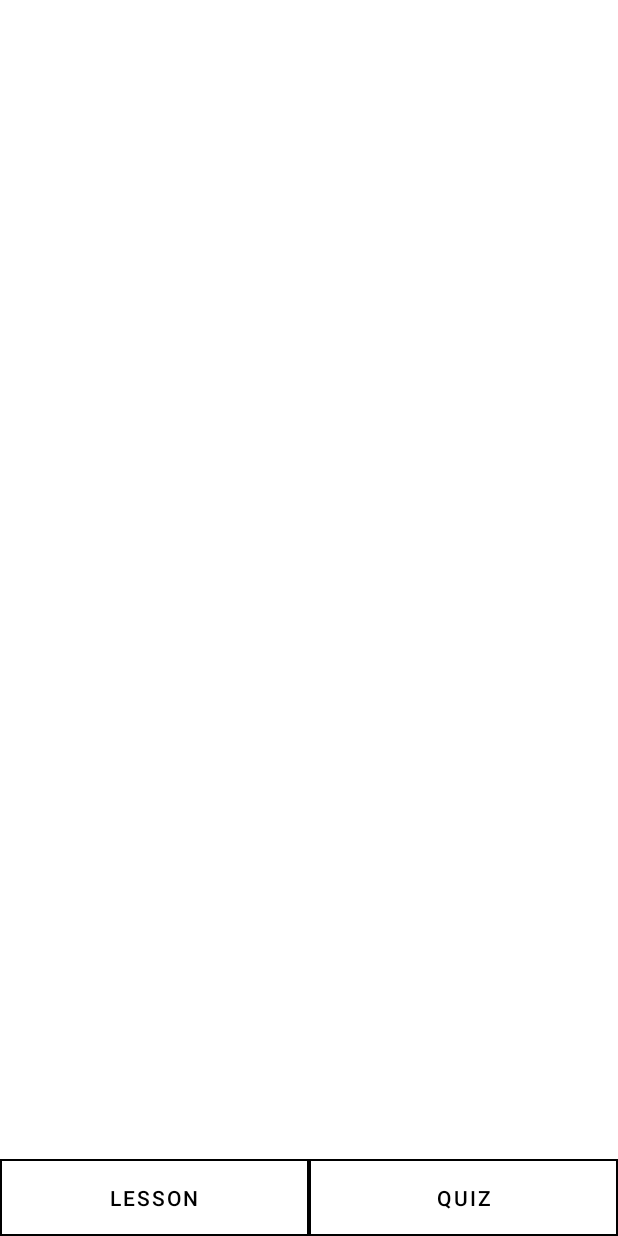
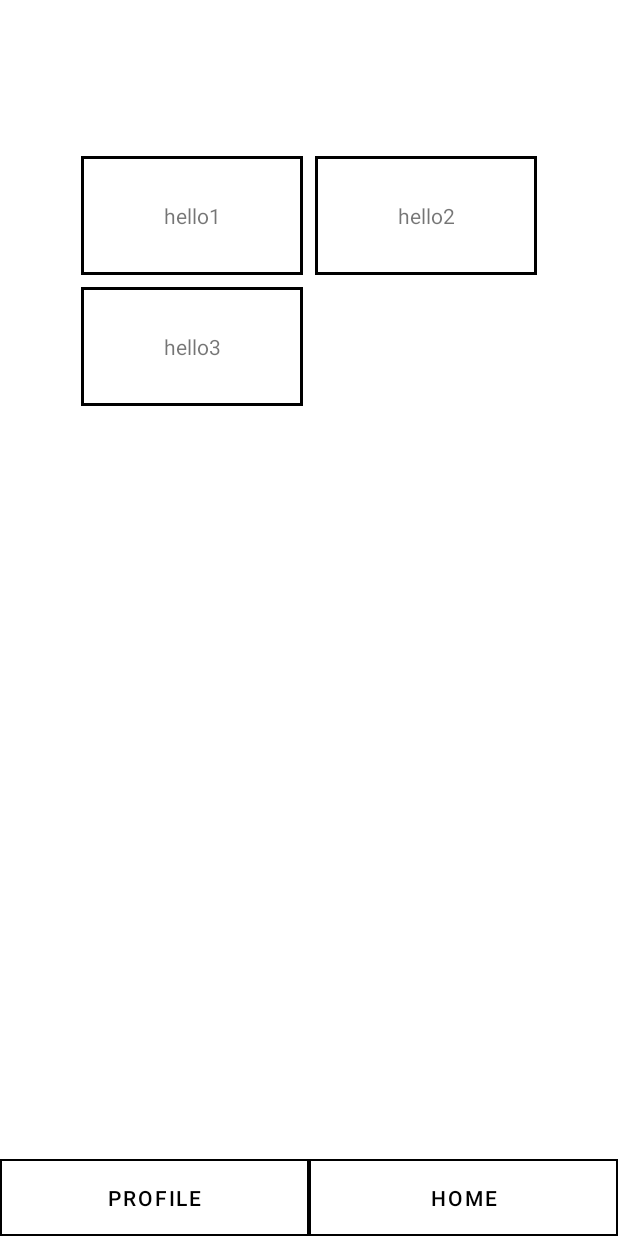
Before and after one commit to nhdvn/Enggo, an Android app: the screen it shows after launch (ChooseTopic before the commit, Home after it), after a tap on "LOGIN", on a phone screen of 412 x 824 dp. Run offline under Robolectric (Android 15) with nearby library versions, the phone set to English and light mode, and no system bars.

Commit message:
change screen

```diff
--- a/app/src/main/java/Activity/ChooseTopic.java
+++ /dev/null
@@ -1,78 +0,0 @@
-package Activity;
-
-import androidx.appcompat.app.AppCompatActivity;
-import android.os.Bundle;
-import android.view.Gravity;
-import android.view.View;
-import android.widget.GridLayout;
-import android.widget.TextView;
-
-import com.example.enggo.R;
-
-import java.sql.SQLException;
-import java.util.ArrayList;
-import java.util.List;
-
-import Object.Topic;
-import Object.Vocab;
-import SQLServerConnection.TopicModel;
-
-
-public class ChooseTopic extends AppCompatActivity
-{
-    @Override
-    protected void onCreate(Bundle savedInstanceState) {
-        super.onCreate(savedInstanceState);
-        setContentView(R.layout.choose_topic);
-
-        /*
-        List<Topic> temp = new ArrayList<Topic>();
-        List<Vocab> vocab = new ArrayList<Vocab>();
-
-        temp.add(new Topic("hello1", vocab));
-        temp.add(new Topic("hello2", vocab));
-        temp.add(new Topic("hello3", vocab));
-
-        List<Topic> topicList = temp;
-
-        for (Topic newTopic : temp) {
-            insertTopic(newTopic);
-        }*/
-
-        TopicModel x = new TopicModel();
-        try {
-            List<Topic> topicList = x.getTopiclist();
-
-            for (Topic newTopic : topicList) {
-            insertTopic(newTopic);
-        }
-
-        } catch (SQLException throwables) {
-            throwables.printStackTrace();
-        }
-    }
-
-    private void insertTopic(Topic newTopic) {
-        GridLayout gridLayout = (GridLayout) findViewById(R.id.topic_grid);
-
-        TextView textView = new TextView(this);
-
-        textView.setText(newTopic.get_name());
-
-        GridLayout.LayoutParams param= new GridLayout.LayoutParams(GridLayout.spec(
-                GridLayout.UNDEFINED,GridLayout.FILL,1f),
-                GridLayout.spec(GridLayout.UNDEFINED,GridLayout.FILL,1f));
-
-        float scale = getResources().getDisplayMetrics().density;
-
-        int dp30 = (int) (30 * scale + 0.5f);
-
-        textView.setPadding(dp30, dp30, dp30, dp30);
-
-        textView.setGravity(Gravity.CENTER);
-
-        textView.setBackgroundResource(R.drawable.quiz_border);
-
-        gridLayout.addView(textView, param);
-    }
-}
--- /dev/null
+++ b/app/src/main/java/Activity/Home.java
@@ -0,0 +1,134 @@
+package Activity;
+
+import androidx.appcompat.app.AppCompatActivity;
+
+import android.content.Context;
+import android.content.Intent;
+import android.os.Bundle;
+import android.view.Gravity;
+import android.view.View;
+import android.widget.Button;
+import android.widget.GridLayout;
+import android.widget.TextView;
+
+import com.example.enggo.R;
+
+import java.sql.SQLException;
+import java.util.ArrayList;
+import java.util.List;
+
+import Object.Vocab;
+import Object.Topic;
+import SQLServerConnection.TopicModel;
+
+
+public class Home extends AppCompatActivity
+{
+    private Context mContext;
+
+    @Override
+    protected void onCreate(Bundle savedInstanceState) {
+        super.onCreate(savedInstanceState);
+        setContentView(R.layout.activity_home);
+
+        mContext = Home.this;
+        setActionForButton();
+        testCode();
+    }
+
+    private void testCode()
+    {
+        List<Topic> tempList = new ArrayList<Topic>();
+        List<Vocab> vocab = new ArrayList<Vocab>();
+
+        tempList.add(new Topic("hello1", vocab));
+        tempList.add(new Topic("hello2", vocab));
+        tempList.add(new Topic("hello3", vocab));
+
+        for (Topic newTopic : tempList) {
+            insertTopic(newTopic);
+        }
+    }
+
+    private void realCode() // PLEASE NOTICE ME SENPAI
+    {
+        TopicModel model = new TopicModel();
+
+        try {
+            List<Topic> topicList = model.getTopiclist();
+
+            for (Topic newTopic : topicList) {
+                insertTopic(newTopic);
+            }
+        }
+        catch (SQLException error)
+        {
+            error.printStackTrace();
+        }
+    }
+
+    private void setActionForButton()
+    {
+        Button btnTopic = (Button) findViewById(R.id.btn_home);
+        Button btnProfile = (Button) findViewById(R.id.btn_profile);
+
+        btnTopic.setOnClickListener(new View.OnClickListener() {
+            @Override
+            public void onClick(View view) {
+                // do nothing
+            }
+        });
+
+        btnProfile.setOnClickListener(new View.OnClickListener() {
+            @Override
+            public void onClick(View view) {
+                goToProfile();
+            }
+        });
+    }
+
+    private void goToProfile()
+    {
+        Intent intent = new Intent(mContext, Profile.class);
+        startActivity(intent);
+        this.finish();
+    }
+
+    private void insertTopic(Topic newTopic)
+    {
+        GridLayout gridLayout = (GridLayout) findViewById(R.id.topic_grid);
+
+        TextView textView = new TextView(this);
+
+        textView.setText(newTopic.get_name());
+
+        GridLayout.LayoutParams param= new GridLayout.LayoutParams(GridLayout.spec(
+                GridLayout.UNDEFINED,GridLayout.FILL,1f),
+                GridLayout.spec(GridLayout.UNDEFINED,GridLayout.FILL,1f));
+
+        float scale = getResources().getDisplayMetrics().density;
+
+        int dp30 = (int) (30 * scale + 0.5f);
+
+        textView.setPadding(dp30, dp30, dp30, dp30);
+
+        textView.setGravity(Gravity.CENTER);
+
+        textView.setBackgroundResource(R.drawable.quiz_border);
+
+        textView.setOnClickListener(new View.OnClickListener() {
+            @Override
+            public void onClick(View view) {
+                goToLesson();
+            }
+        });
+
+        gridLayout.addView(textView, param);
+    }
+
+    private void goToLesson()
+    {
+        Intent intent = new Intent(mContext, Lesson.class);
+        startActivity(intent);
+    }
+}
--- a/app/src/main/java/Activity/Login.java
+++ b/app/src/main/java/Activity/Login.java
@@ -12,7 +12,6 @@ import android.widget.Button;
 import android.widget.EditText;
 import android.widget.Toast;
 
-import com.example.enggo.MainActivity;
 import com.example.enggo.R;
 
 import java.sql.SQLException;
@@ -39,21 +38,10 @@ public class Login extends AppCompatActivity {
         bLogin.setOnClickListener(new View.OnClickListener() {
             @Override
             public void onClick(View view) {
-                /*
-                UserModel x = new UserModel();
-                User user = new User(mEmail.getText().toString(), mPassword.getText().toString());
-                try {
-                    if (!x.checkUser(user)) {
-                        Toast.makeText(getBaseContext(), "Your username or password wrong !", Toast.LENGTH_LONG).show();
-                    }
-                    else {
-                        goToMainActivity();
-                    }
-                } catch (SQLException throwables) {
-                    throwables.printStackTrace();
-                } */
 
-                goToChooseTopic(); // For testing without database
+                // queryUser(); // comment out for testing without database
+
+                goToChooseTopic();
             }
         });
 
@@ -65,13 +53,32 @@ public class Login extends AppCompatActivity {
         });
     }
 
+    private void queryUser()
+    {
+        UserModel userModel = new UserModel();
+
+        User user = new User(mEmail.getText().toString(), mPassword.getText().toString());
+
+        try {
+            if (!userModel.checkUser(user))
+            {
+                Toast.makeText(getBaseContext(), "Your username or password wrong !", Toast.LENGTH_LONG).show();
+            }
+            else goToChooseTopic();
+        }
+        catch (SQLException error)
+        {
+            error.printStackTrace();
+        }
+    }
+
     private void goToSignUp(){
         Intent intent = new Intent(mContext, Signup.class);
         startActivity(intent);
     }
 
     private void goToChooseTopic(){
-        Intent intent = new Intent(mContext, ChooseTopic.class);
+        Intent intent = new Intent(mContext, Home.class);
         startActivity(intent);
         this.finish();  // can't come back when clicked backPress button
     }
--- a/app/src/main/java/com/example/enggo/MainActivity.java
+++ b/app/src/main/java/com/example/enggo/MainActivity.java
@@ -9,8 +9,7 @@ public class MainActivity extends AppCompatActivity
     @Override
     protected void onCreate(Bundle savedInstanceState) {
         super.onCreate(savedInstanceState);
-        setContentView(R.layout.activity_main);
+        setContentView(R.layout.activity_profile);
 
     }
-    //  test
 }
--- /dev/null
+++ b/app/src/main/res/layout/activity_home.xml
@@ -0,0 +1,51 @@
+<?xml version="1.0" encoding="utf-8"?>
+<RelativeLayout
+    xmlns:android="http://schemas.android.com/apk/res/android"
+    android:layout_width="match_parent"
+    android:layout_height="match_parent"
+    android:orientation="vertical"
+    android:gravity="center">
+
+
+    <GridLayout
+        android:id="@+id/topic_grid"
+        android:layout_width="fill_parent"
+        android:layout_height="wrap_content"
+        android:layout_marginTop="100dp"
+        android:paddingLeft="50dp"
+        android:paddingRight="50dp"
+        android:columnCount="2"
+        android:useDefaultMargins="true">
+
+    </GridLayout>
+
+    <LinearLayout
+        android:layout_width="match_parent"
+        android:layout_height="wrap_content"
+        android:weightSum="2"
+        android:layout_alignParentBottom="true">
+
+        <Button
+            android:id="@+id/btn_profile"
+            android:layout_width="wrap_content"
+            android:layout_height="wrap_content"
+            android:layout_weight="1"
+            android:background="@drawable/border"
+            android:textColor="@color/black"
+            android:padding="10dp"
+            android:text="Profile"/>
+
+
+        <Button
+            android:id="@+id/btn_home"
+            android:layout_width="wrap_content"
+            android:layout_weight="1"
+            android:layout_height="wrap_content"
+            android:background="@drawable/border"
+            android:textColor="@color/black"
+            android:padding="10dp"
+            android:text="Home"/>
+
+    </LinearLayout>
+
+</RelativeLayout>
--- a/app/src/main/res/layout/choose_topic.xml
+++ b/app/src/main/res/layout/activity_profile.xml
@@ -7,44 +7,44 @@
     android:gravity="center">
 
 
-    <GridLayout
-        android:id="@+id/topic_grid"
-        android:layout_width="fill_parent"
-        android:layout_height="wrap_content"
-        android:layout_marginTop="100dp"
-        android:paddingLeft="50dp"
-        android:paddingRight="50dp"
-        android:columnCount="2"
-        android:useDefaultMargins="true">
+    <LinearLayout
+        android:layout_width="match_parent"
+        android:layout_height="match_parent"
+        android:gravity="center">
 
-    </GridLayout>
+        <TextView
+            android:layout_width="wrap_content"
+            android:layout_height="wrap_content"
+            android:text="Temporary Profile"/>
+
+    </LinearLayout>
 
     <LinearLayout
-        android:layout_marginTop="20dp"
         android:layout_width="match_parent"
         android:layout_height="wrap_content"
         android:weightSum="2"
         android:layout_alignParentBottom="true">
 
         <Button
+            android:id="@+id/btn_profile"
             android:layout_width="wrap_content"
             android:layout_height="wrap_content"
             android:layout_weight="1"
             android:background="@drawable/border"
             android:textColor="@color/black"
             android:padding="10dp"
-            android:text="Lesson"/>
+            android:text="Profile"/>
 
 
         <Button
-            android:id="@+id/quiz_submit"
+            android:id="@+id/btn_home"
             android:layout_width="wrap_content"
             android:layout_weight="1"
             android:layout_height="wrap_content"
             android:background="@drawable/border"
             android:textColor="@color/black"
             android:padding="10dp"
-            android:text="Quiz"/>
+            android:text="Topic"/>
 
     </LinearLayout>
 
--- a/app/src/main/res/values-night/themes.xml
+++ b/app/src/main/res/values-night/themes.xml
@@ -9,8 +9,6 @@
         <item name="colorSecondary">@color/teal_200</item>
         <item name="colorSecondaryVariant">@color/teal_200</item>
         <item name="colorOnSecondary">@color/black</item>
-        <!-- Status bar color. -->
-        <item name="android:statusBarColor" tools:targetApi="l">?attr/colorPrimaryVariant</item>
         <!-- Customize your theme here. -->
     </style>
 </resources>
--- a/app/src/main/res/values/themes.xml
+++ b/app/src/main/res/values/themes.xml
@@ -9,8 +9,6 @@
         <item name="colorSecondary">@color/teal_200</item>
         <item name="colorSecondaryVariant">@color/teal_700</item>
         <item name="colorOnSecondary">@color/black</item>
-        <!-- Status bar color. -->
-        <item name="android:statusBarColor" tools:targetApi="l">?attr/colorPrimaryVariant</item>
         <!-- Customize your theme here. -->
     </style>
 
```
Also changed, not shown: app/src/main/AndroidManifest.xml (+7 -7 lines), app/src/main/java/Activity/Lesson.java (added, +49 -0 lines), app/src/main/java/Activity/Profile.java (added, +49 -0 lines), app/src/main/java/Activity/Quiz.java (added, +49 -0 lines), app/src/main/res/layout/activity_lesson.xml (renamed from app/src/main/res/layout/lesson.xml, +29 -33 lines), app/src/main/res/layout/activity_main.xml (deleted, +0 -19 lines), app/src/main/res/layout/activity_quiz.xml (+49 -15 lines).
